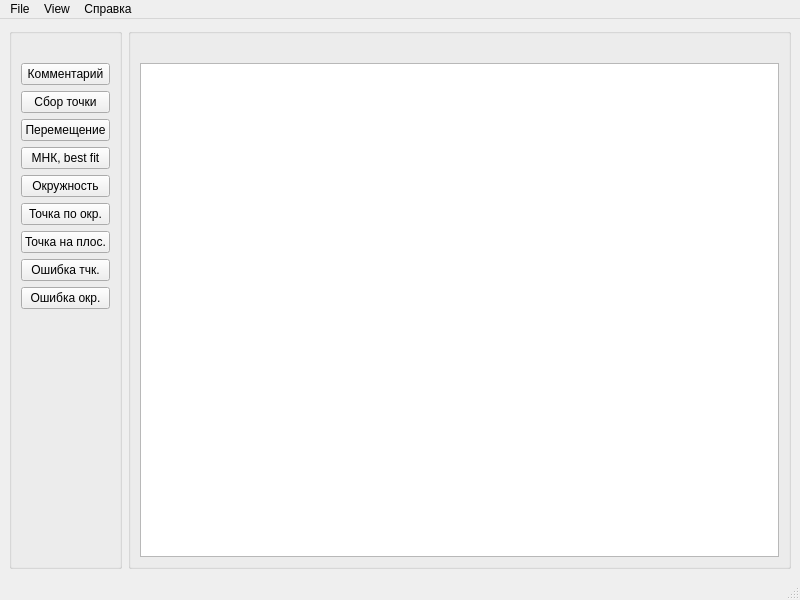
Folosman/myTestProjectInter, file form/mainwindow.ui: the form before one commit.
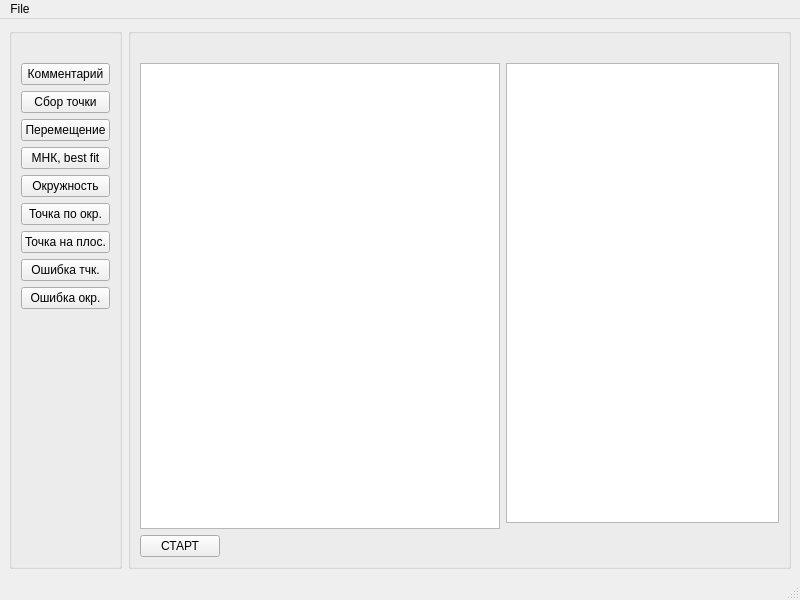
The form after the commit.

The edit to the form file:
```diff
--- a/form/mainwindow.ui
+++ b/form/mainwindow.ui
@@ -128,6 +128,29 @@
        <string/>
       </property>
       <layout class="QGridLayout" name="gridLayout_4">
+       <item row="3" column="1">
+        <spacer name="horizontalSpacer">
+         <property name="orientation">
+          <enum>Qt::Orientation::Horizontal</enum>
+         </property>
+         <property name="sizeHint" stdset="0">
+          <size>
+           <width>40</width>
+           <height>20</height>
+          </size>
+         </property>
+        </spacer>
+       </item>
+       <item row="3" column="0">
+        <widget class="QPushButton" name="m_startBtn">
+         <property name="text">
+          <string>СТАРТ</string>
+         </property>
+        </widget>
+       </item>
+       <item row="1" column="0" rowspan="2" colspan="2">
+        <widget class="QListWidget" name="m_commandList"/>
+       </item>
        <item row="0" column="0">
         <spacer name="verticalSpacer">
          <property name="orientation">
@@ -144,8 +167,8 @@
          </property>
         </spacer>
        </item>
-       <item row="1" column="0" rowspan="2">
-        <widget class="QListWidget" name="m_commandList"/>
+       <item row="1" column="2">
+        <widget class="QListWidget" name="m_startList"/>
        </item>
       </layout>
      </widget>
@@ -169,22 +192,7 @@
     <addaction name="actionCreate_File"/>
     <addaction name="actionSave_File"/>
    </widget>
-   <widget class="QMenu" name="menuView">
-    <property name="title">
-     <string>View</string>
-    </property>
-    <addaction name="actionColor_setting"/>
-    <addaction name="action3D"/>
-   </widget>
-   <widget class="QMenu" name="menu">
-    <property name="title">
-     <string>Справка</string>
-    </property>
-    <addaction name="actionGuid"/>
-   </widget>
    <addaction name="menuMenu"/>
-   <addaction name="menuView"/>
-   <addaction name="menu"/>
   </widget>
   <widget class="QStatusBar" name="statusbar"/>
   <action name="actionOpen_File">
```
Left out of the diff: 8 changed lines with no effect on the pictures.
